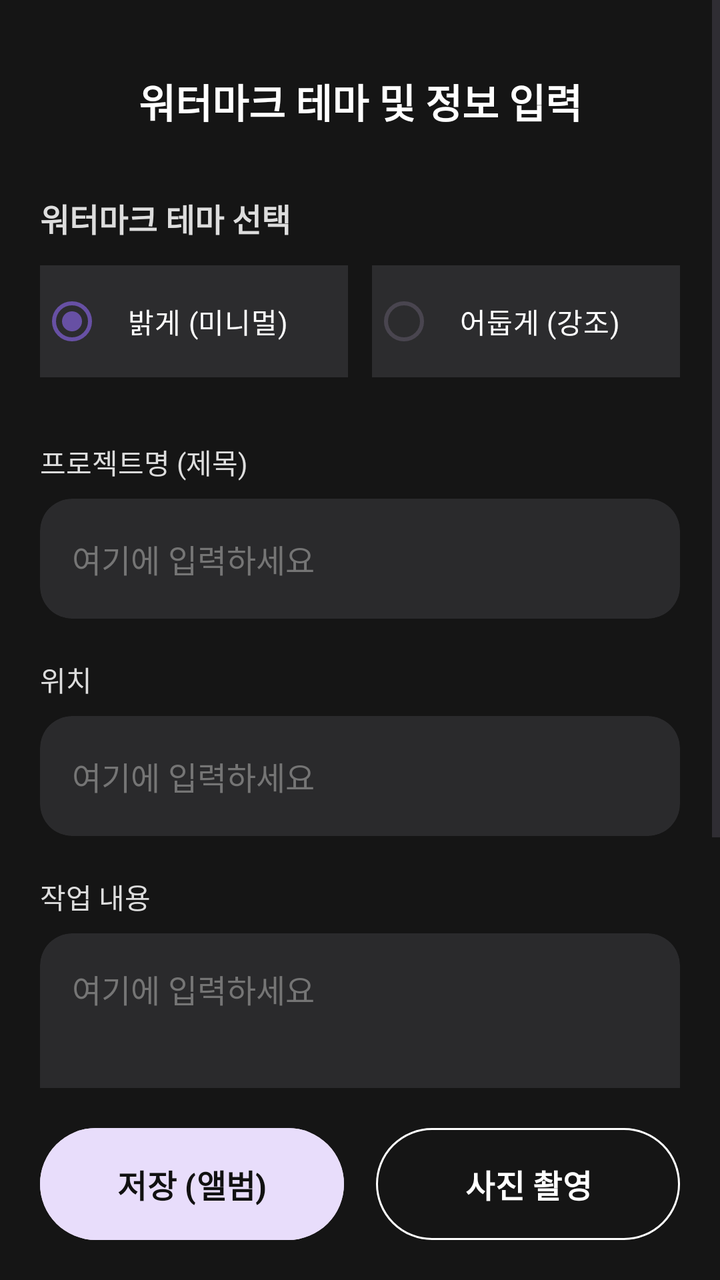
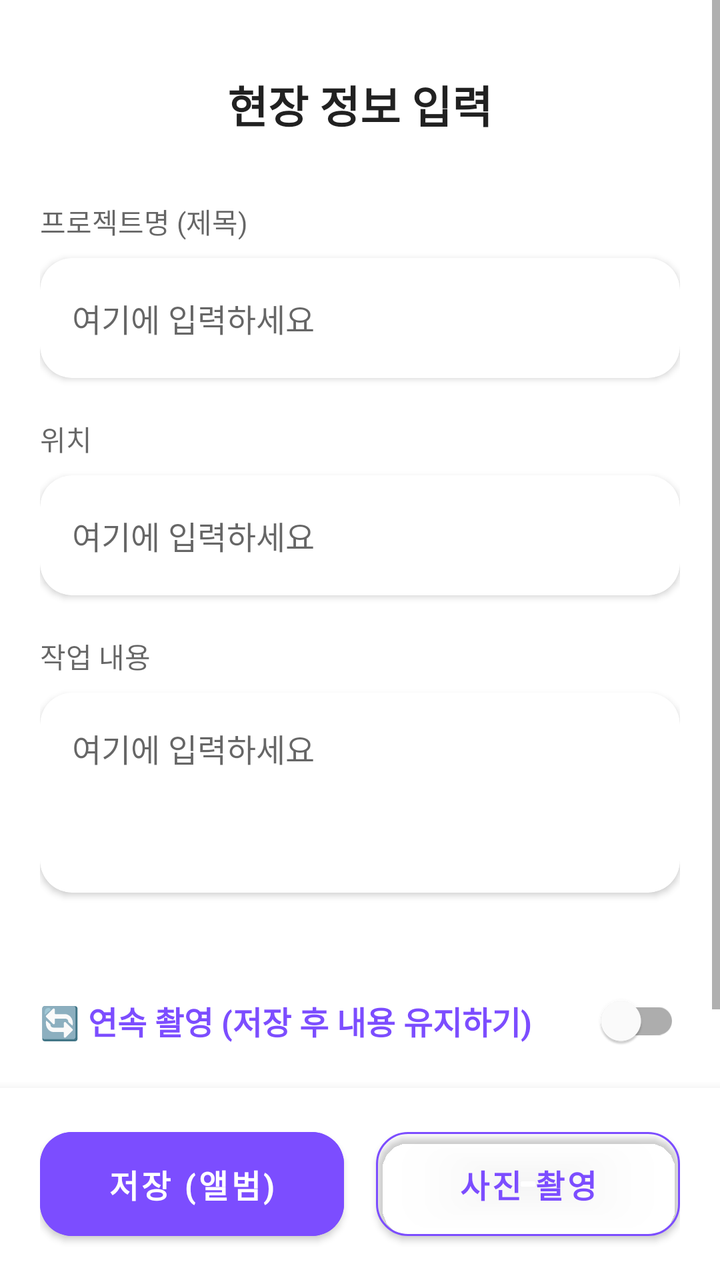

Before-and-after screenshots of an Android layout around one commit, followed by the original layout XML and the change that was made.
<!-- AndroidManifest.xml: application theme Theme.Siteboard -->
<!-- res/layout/activity_sub.xml -->
<?xml version="1.0" encoding="utf-8"?>
<androidx.constraintlayout.widget.ConstraintLayout
    xmlns:android="http://schemas.android.com/apk/res/android"
    xmlns:app="http://schemas.android.com/apk/res-auto"
    android:layout_width="match_parent"
    android:layout_height="match_parent"
    android:background="#151515"> <ScrollView
    android:layout_width="match_parent"
    android:layout_height="0dp"
    app:layout_constraintTop_toTopOf="parent"
    app:layout_constraintBottom_toTopOf="@id/layoutBottom"
    android:fillViewport="true">

    <LinearLayout
        android:layout_width="match_parent"
        android:layout_height="wrap_content"
        android:orientation="vertical"
        android:padding="20dp">

        <TextView
            android:layout_width="match_parent"
            android:layout_height="wrap_content"
            android:text="워터마크 테마 및 정보 입력"
            android:textSize="20sp"
            android:textColor="#FFFFFF"
            android:textStyle="bold"
            android:gravity="center"
            android:layout_marginTop="16dp"
            android:layout_marginBottom="32dp"/>

        <TextView android:layout_width="wrap_content" android:layout_height="wrap_content" android:text="워터마크 테마 선택" android:textColor="#DDDDDD" android:textSize="16sp" android:textStyle="bold" android:layout_marginBottom="12dp"/>

        <RadioGroup android:id="@+id/rgTheme" android:layout_width="match_parent" android:layout_height="wrap_content" android:orientation="horizontal" android:layout_marginBottom="32dp">
            <RadioButton android:id="@+id/rbLight" android:layout_width="0dp" android:layout_height="56dp" android:text="밝게 (미니멀)" android:checked="true" android:layout_weight="1" android:buttonTint="#D0BCFF" android:textColor="#FFFFFF" android:background="#2C2C2E" android:layout_marginEnd="6dp" android:paddingStart="12dp"/>
            <RadioButton android:id="@+id/rbDark" android:layout_width="0dp" android:layout_height="56dp" android:text="어둡게 (강조)" android:layout_weight="1" android:buttonTint="#D0BCFF" android:textColor="#FFFFFF" android:background="#2C2C2E" android:layout_marginStart="6dp" android:paddingStart="12dp"/>
        </RadioGroup>

        <TextView android:layout_width="wrap_content" android:layout_height="wrap_content" android:text="프로젝트명 (제목)" android:textColor="#DDDDDD" android:textSize="14sp" android:layout_marginBottom="8dp"/>
        <androidx.cardview.widget.CardView android:layout_width="match_parent" android:layout_height="60dp" app:cardCornerRadius="16dp" app:cardElevation="0dp" app:cardBackgroundColor="#2A2A2C" android:layout_marginBottom="20dp">
            <EditText android:id="@+id/etTitle" android:layout_width="match_parent" android:layout_height="match_parent" android:background="@null" android:paddingHorizontal="16dp" android:hint="여기에 입력하세요" android:textColorHint="#757575" android:textColor="#FFFFFF" android:textSize="16sp" android:inputType="text"/>
        </androidx.cardview.widget.CardView>

        <TextView android:layout_width="wrap_content" android:layout_height="wrap_content" android:text="위치" android:textColor="#DDDDDD" android:textSize="14sp" android:layout_marginBottom="8dp"/>
        <androidx.cardview.widget.CardView android:layout_width="match_parent" android:layout_height="60dp" app:cardCornerRadius="16dp" app:cardElevation="0dp" app:cardBackgroundColor="#2A2A2C" android:layout_marginBottom="20dp">
            <EditText android:id="@+id/etLocation" android:layout_width="match_parent" android:layout_height="match_parent" android:background="@null" android:paddingHorizontal="16dp" android:hint="여기에 입력하세요" android:textColorHint="#757575" android:textColor="#FFFFFF" android:textSize="16sp" android:inputType="text"/>
        </androidx.cardview.widget.CardView>

        <TextView android:layout_width="wrap_content" android:layout_height="wrap_content" android:text="작업 내용" android:textColor="#DDDDDD" android:textSize="14sp" android:layout_marginBottom="8dp"/>
        <androidx.cardview.widget.CardView android:layout_width="match_parent" android:layout_height="wrap_content" app:cardCornerRadius="16dp" app:cardElevation="0dp" app:cardBackgroundColor="#2A2A2C" android:layout_marginBottom="32dp">
            <EditText android:id="@+id/etDesc" android:layout_width="match_parent" android:layout_height="wrap_content" android:minHeight="100dp" android:gravity="top" android:background="@null" android:padding="16dp" android:hint="여기에 입력하세요" android:textColorHint="#757575" android:textColor="#FFFFFF" android:textSize="16sp" android:inputType="textMultiLine"/>
        </androidx.cardview.widget.CardView>

        <com.google.android.material.switchmaterial.SwitchMaterial
            android:id="@+id/switchContinuous"
            android:layout_width="match_parent"
            android:layout_height="wrap_content"
            android:text="🔄 연속 촬영 (저장 후 내용 유지하기)"
            android:textColor="#D0BCFF"
            android:textSize="16sp"
            android:textStyle="bold"
            app:thumbTint="#FFFFFF"
            app:trackTint="#7C4DFF"
            android:layout_marginTop="8dp"
            android:layout_marginBottom="32dp"/>

    </LinearLayout>
</ScrollView>

    <LinearLayout
        android:id="@+id/layoutBottom"
        android:layout_width="match_parent"
        android:layout_height="wrap_content"
        android:orientation="horizontal"
        android:paddingHorizontal="20dp"
        android:paddingVertical="16dp"
        android:background="#151515"
        app:layout_constraintBottom_toBottomOf="parent">

        <Button
            android:id="@+id/btnGallery"
            android:layout_width="0dp"
            android:layout_height="64dp"
            android:layout_weight="1"
            android:text="저장 (앨범)"
            android:textColor="#111111"
            android:backgroundTint="#E8DDFB"
            app:cornerRadius="32dp"
            android:textSize="16sp"
            android:textStyle="bold"
            android:layout_marginEnd="8dp"/>

        <Button
            android:id="@+id/btnCamera"
            android:layout_width="0dp"
            android:layout_height="64dp"
            android:layout_weight="1"
            android:text="사진 촬영"
            android:textColor="#FFFFFF"
            android:backgroundTint="#151515"
            app:strokeColor="#FFFFFF"
            app:strokeWidth="1dp"
            app:cornerRadius="32dp"
            android:textSize="16sp"
            android:textStyle="bold"
            android:layout_marginStart="8dp"/>
    </LinearLayout>

    <LinearLayout android:id="@+id/layoutLoading" android:layout_width="match_parent" android:layout_height="match_parent" android:background="#E6000000" android:gravity="center" android:orientation="vertical" android:visibility="gone" android:clickable="true" android:focusable="true" app:layout_constraintTop_toTopOf="parent">
        <ProgressBar android:layout_width="wrap_content" android:layout_height="wrap_content" android:indeterminateTint="#D0BCFF"/>
        <TextView android:layout_width="wrap_content" android:layout_height="wrap_content" android:text="처리 중입니다..." android:textColor="#FFFFFF" android:layout_marginTop="16dp" android:textSize="16sp"/>
    </LinearLayout>
</androidx.constraintlayout.widget.ConstraintLayout>
<!-- resources referenced by this layout -->
<resources>
  <style name="Theme.Siteboard" parent="Base.Theme.Siteboard" />
  <style name="Base.Theme.Siteboard" parent="Theme.Material3.DayNight.NoActionBar">
          
          
      </style>
</resources>

<!-- the commit's change to res/layout/activity_sub.xml (unified diff, before → after) -->
@@ -4,7 +4,7 @@
     xmlns:app="http://schemas.android.com/apk/res-auto"
     android:layout_width="match_parent"
     android:layout_height="match_parent"
-    android:background="#151515"> <ScrollView
+    android:background="?android:attr/windowBackground"> <ScrollView
     android:layout_width="match_parent"
     android:layout_height="0dp"
     app:layout_constraintTop_toTopOf="parent"
@@ -20,34 +20,98 @@
         <TextView
             android:layout_width="match_parent"
             android:layout_height="wrap_content"
-            android:text="워터마크 테마 및 정보 입력"
-            android:textSize="20sp"
-            android:textColor="#FFFFFF"
+            android:text="현장 정보 입력"
+            android:textSize="22sp"
+            android:textColor="?android:attr/textColorPrimary"
             android:textStyle="bold"
             android:gravity="center"
             android:layout_marginTop="16dp"
             android:layout_marginBottom="32dp"/>
 
-        <TextView android:layout_width="wrap_content" android:layout_height="wrap_content" android:text="워터마크 테마 선택" android:textColor="#DDDDDD" android:textSize="16sp" android:textStyle="bold" android:layout_marginBottom="12dp"/>
+        <TextView
+            android:layout_width="wrap_content"
+            android:layout_height="wrap_content"
+            android:text="프로젝트명 (제목)"
+            android:textColor="?android:attr/textColorSecondary"
+            android:textSize="14sp"
+            android:layout_marginBottom="8dp"/>
 
-        <RadioGroup android:id="@+id/rgTheme" android:layout_width="match_parent" android:layout_height="wrap_content" android:orientation="horizontal" android:layout_marginBottom="32dp">
-            <RadioButton android:id="@+id/rbLight" android:layout_width="0dp" android:layout_height="56dp" android:text="밝게 (미니멀)" android:checked="true" android:layout_weight="1" android:buttonTint="#D0BCFF" android:textColor="#FFFFFF" android:background="#2C2C2E" android:layout_marginEnd="6dp" android:paddingStart="12dp"/>
-            <RadioButton android:id="@+id/rbDark" android:layout_width="0dp" android:layout_height="56dp" android:text="어둡게 (강조)" android:layout_weight="1" android:buttonTint="#D0BCFF" android:textColor="#FFFFFF" android:background="#2C2C2E" android:layout_marginStart="6dp" android:paddingStart="12dp"/>
-        </RadioGroup>
-
-        <TextView android:layout_width="wrap_content" android:layout_height="wrap_content" android:text="프로젝트명 (제목)" android:textColor="#DDDDDD" android:textSize="14sp" android:layout_marginBottom="8dp"/>
-        <androidx.cardview.widget.CardView android:layout_width="match_parent" android:layout_height="60dp" app:cardCornerRadius="16dp" app:cardElevation="0dp" app:cardBackgroundColor="#2A2A2C" android:layout_marginBottom="20dp">
-            <EditText android:id="@+id/etTitle" android:layout_width="match_parent" android:layout_height="match_parent" android:background="@null" android:paddingHorizontal="16dp" android:hint="여기에 입력하세요" android:textColorHint="#757575" android:textColor="#FFFFFF" android:textSize="16sp" android:inputType="text"/>
+        <androidx.cardview.widget.CardView
+            android:layout_width="match_parent"
+            android:layout_height="60dp"
+            app:cardCornerRadius="16dp"
+            app:cardElevation="2dp"
+            app:cardBackgroundColor="?attr/colorSurface"
+            android:layout_marginBottom="20dp">
+            <EditText
+                android:id="@+id/etTitle"
+                android:layout_width="match_parent"
+                android:layout_height="match_parent"
+                android:background="@null"
+                android:paddingHorizontal="16dp"
+                android:hint="여기에 입력하세요"
+                android:textColorHint="?android:attr/textColorHint"
+                android:textColor="?android:attr/textColorPrimary"
+                android:textSize="16sp"
+                android:inputType="text"/>
         </androidx.cardview.widget.CardView>
 
-        <TextView android:layout_width="wrap_content" android:layout_height="wrap_content" android:text="위치" android:textColor="#DDDDDD" android:textSize="14sp" android:layout_marginBottom="8dp"/>
-        <androidx.cardview.widget.CardView android:layout_width="match_parent" android:layout_height="60dp" app:cardCornerRadius="16dp" app:cardElevation="0dp" app:cardBackgroundColor="#2A2A2C" android:layout_marginBottom="20dp">
-            <EditText android:id="@+id/etLocation" android:layout_width="match_parent" android:layout_height="match_parent" android:background="@null" android:paddingHorizontal="16dp" android:hint="여기에 입력하세요" android:textColorHint="#757575" android:textColor="#FFFFFF" android:textSize="16sp" android:inputType="text"/>
+        <TextView
+            android:layout_width="wrap_content"
+            android:layout_height="wrap_content"
+            android:text="위치"
+            android:textColor="?android:attr/textColorSecondary"
+            android:textSize="14sp"
+            android:layout_marginBottom="8dp"/>
+
+        <androidx.cardview.widget.CardView
+            android:layout_width="match_parent"
+            android:layout_height="60dp"
+            app:cardCornerRadius="16dp"
+            app:cardElevation="2dp"
+            app:cardBackgroundColor="?attr/colorSurface"
+            android:layout_marginBottom="20dp">
+            <EditText
+                android:id="@+id/etLocation"
+                android:layout_width="match_parent"
+                android:layout_height="match_parent"
+                android:background="@null"
+                android:paddingHorizontal="16dp"
+                android:hint="여기에 입력하세요"
+                android:textColorHint="?android:attr/textColorHint"
+                android:textColor="?android:attr/textColorPrimary"
+                android:textSize="16sp"
+                android:inputType="text"/>
         </androidx.cardview.widget.CardView>
 
-        <TextView android:layout_width="wrap_content" android:layout_height="wrap_content" android:text="작업 내용" android:textColor="#DDDDDD" android:textSize="14sp" android:layout_marginBottom="8dp"/>
-        <androidx.cardview.widget.CardView android:layout_width="match_parent" android:layout_height="wrap_content" app:cardCornerRadius="16dp" app:cardElevation="0dp" app:cardBackgroundColor="#2A2A2C" android:layout_marginBottom="32dp">
-            <EditText android:id="@+id/etDesc" android:layout_width="match_parent" android:layout_height="wrap_content" android:minHeight="100dp" android:gravity="top" android:background="@null" android:padding="16dp" android:hint="여기에 입력하세요" android:textColorHint="#757575" android:textColor="#FFFFFF" android:textSize="16sp" android:inputType="textMultiLine"/>
+        <TextView
+            android:layout_width="wrap_content"
+            android:layout_height="wrap_content"
+            android:text="작업 내용"
+            android:textColor="?android:attr/textColorSecondary"
+            android:textSize="14sp"
+            android:layout_marginBottom="8dp"/>
+
+        <androidx.cardview.widget.CardView
+            android:layout_width="match_parent"
+            android:layout_height="wrap_content"
+            app:cardCornerRadius="16dp"
+            app:cardElevation="2dp"
+            app:cardBackgroundColor="?attr/colorSurface"
+            android:layout_marginBottom="32dp">
+            <EditText
+                android:id="@+id/etDesc"
+                android:layout_width="match_parent"
+                android:layout_height="wrap_content"
+                android:minHeight="100dp"
+                android:gravity="top"
+                android:background="@null"
+                android:padding="16dp"
+                android:hint="여기에 입력하세요"
+                android:textColor="?android:attr/textColorPrimary"
+                android:textColorHint="?android:attr/textColorHint"
+                android:textSize="16sp"
+                android:inputType="textMultiLine"/>
         </androidx.cardview.widget.CardView>
 
         <com.google.android.material.switchmaterial.SwitchMaterial
@@ -55,11 +119,9 @@
             android:layout_width="match_parent"
             android:layout_height="wrap_content"
             android:text="🔄 연속 촬영 (저장 후 내용 유지하기)"
-            android:textColor="#D0BCFF"
+            android:textColor="?attr/colorPrimary"
             android:textSize="16sp"
             android:textStyle="bold"
-            app:thumbTint="#FFFFFF"
-            app:trackTint="#7C4DFF"
             android:layout_marginTop="8dp"
             android:layout_marginBottom="32dp"/>
 
@@ -73,7 +135,8 @@
         android:orientation="horizontal"
         android:paddingHorizontal="20dp"
         android:paddingVertical="16dp"
-        android:background="#151515"
+        android:background="?attr/colorSurface"
+        android:elevation="8dp"
         app:layout_constraintBottom_toBottomOf="parent">
 
         <Button
@@ -82,9 +145,9 @@
             android:layout_height="64dp"
             android:layout_weight="1"
             android:text="저장 (앨범)"
-            android:textColor="#111111"
-            android:backgroundTint="#E8DDFB"
-            app:cornerRadius="32dp"
+            android:textColor="?attr/colorOnPrimary"
+            android:backgroundTint="?attr/colorPrimary"
+            app:cornerRadius="16dp"
             android:textSize="16sp"
             android:textStyle="bold"
             android:layout_marginEnd="8dp"/>
@@ -95,18 +158,41 @@
             android:layout_height="64dp"
             android:layout_weight="1"
             android:text="사진 촬영"
-            android:textColor="#FFFFFF"
-            android:backgroundTint="#151515"
-            app:strokeColor="#FFFFFF"
+            android:textColor="?attr/colorPrimary"
+            android:backgroundTint="@android:color/transparent"
+            app:strokeColor="?attr/colorPrimary"
             app:strokeWidth="1dp"
-            app:cornerRadius="32dp"
+            app:cornerRadius="16dp"
             android:textSize="16sp"
             android:textStyle="bold"
             android:layout_marginStart="8dp"/>
     </LinearLayout>
 
-    <LinearLayout android:id="@+id/layoutLoading" android:layout_width="match_parent" android:layout_height="match_parent" android:background="#E6000000" android:gravity="center" android:orientation="vertical" android:visibility="gone" android:clickable="true" android:focusable="true" app:layout_constraintTop_toTopOf="parent">
-        <ProgressBar android:layout_width="wrap_content" android:layout_height="wrap_content" android:indeterminateTint="#D0BCFF"/>
-        <TextView android:layout_width="wrap_content" android:layout_height="wrap_content" android:text="처리 중입니다..." android:textColor="#FFFFFF" android:layout_marginTop="16dp" android:textSize="16sp"/>
+    <LinearLayout
+        android:id="@+id/layoutLoading"
+        android:layout_width="match_parent"
+        android:layout_height="match_parent"
+        android:background="#99000000"
+        android:gravity="center"
+        android:orientation="vertical"
+        android:visibility="gone"
+        android:clickable="true"
+        android:focusable="true"
+        app:layout_constraintTop_toTopOf="parent">
+
+        <ProgressBar
+            android:layout_width="wrap_content"
+            android:layout_height="wrap_content"
+            android:indeterminateTint="?attr/colorPrimary"/>
+
+        <TextView
+            android:layout_width="wrap_content"
+            android:layout_height="wrap_content"
+            android:text="처리 중입니다..."
+            android:textColor="#FFFFFF"
+            android:layout_marginTop="16dp"
+            android:textSize="16sp"
+            android:textStyle="bold"/>
     </LinearLayout>
+
 </androidx.constraintlayout.widget.ConstraintLayout>
<!-- resource entries referenced after the edit -->
@@ -1,9 +1,16 @@
 <!-- resources referenced by this layout -->
 <resources>
-  <style name="Theme.Siteboard" parent="Base.Theme.Siteboard" />
-  <style name="Base.Theme.Siteboard" parent="Theme.Material3.DayNight.NoActionBar">
-          
-          
+  <style name="Theme.Siteboard" parent="Theme.MaterialComponents.DayNight.NoActionBar">
+  
+          <item name="colorPrimary">#7C4DFF</item>
+          <item name="colorPrimaryVariant">#3700B3</item>
+          <item name="colorOnPrimary">#FFFFFF</item>
+  
+          <item name="colorSecondary">#FF6F00</item>
+          <item name="colorSecondaryVariant">#FF6F00</item>
+          <item name="colorOnSecondary">#FFFFFF</item>
+  
+          <item name="android:statusBarColor">?attr/colorPrimaryVariant</item>
       </style>
 </resources>
 
